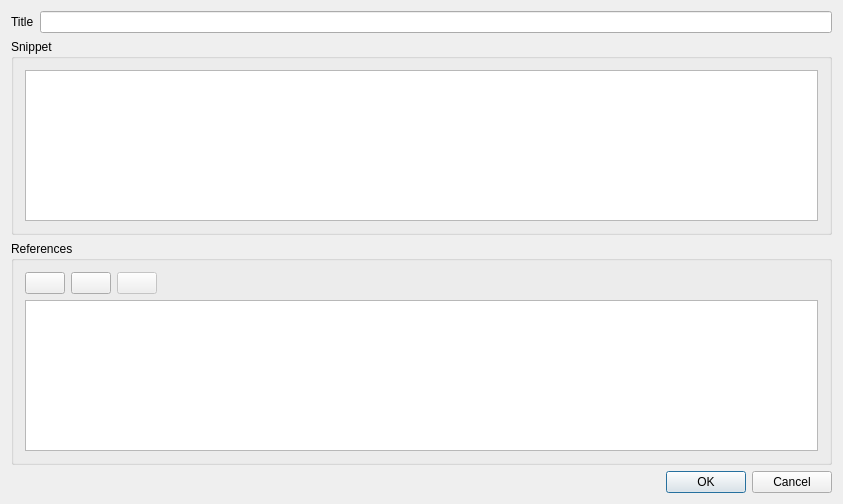
Qt form AddSnippetDlg.ui (congchenutd/papernet) before a commit.
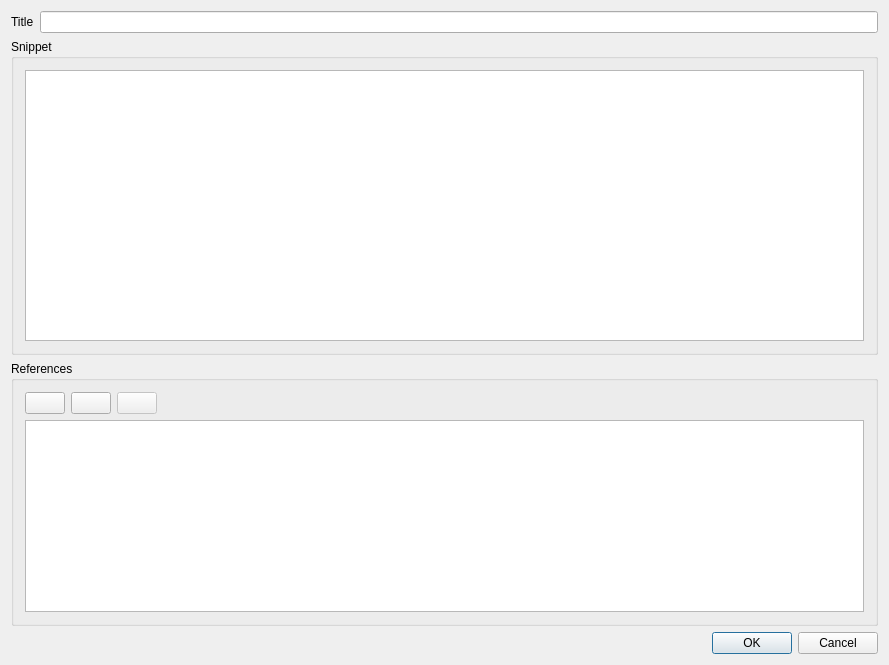
The same form after that commit. Icons and pictures are not drawn.

```diff
--- a/AddSnippetDlg.ui
+++ b/AddSnippetDlg.ui
@@ -6,8 +6,8 @@
    <rect>
     <x>0</x>
     <y>0</y>
-    <width>843</width>
-    <height>504</height>
+    <width>889</width>
+    <height>665</height>
    </rect>
   </property>
   <property name="windowTitle">
@@ -26,6 +26,12 @@
    </item>
    <item row="1" column="0" colspan="2">
     <widget class="QGroupBox" name="groupBox">
+     <property name="sizePolicy">
+      <sizepolicy hsizetype="Preferred" vsizetype="Expanding">
+       <horstretch>0</horstretch>
+       <verstretch>0</verstretch>
+      </sizepolicy>
+     </property>
      <property name="title">
       <string>Snippet</string>
      </property>
@@ -76,6 +82,12 @@
       </item>
       <item row="1" column="0" colspan="4">
        <widget class="QListView" name="listView">
+        <property name="sizePolicy">
+         <sizepolicy hsizetype="Expanding" vsizetype="Preferred">
+          <horstretch>0</horstretch>
+          <verstretch>0</verstretch>
+         </sizepolicy>
+        </property>
         <property name="editTriggers">
          <set>QAbstractItemView::NoEditTriggers</set>
         </property>
```
